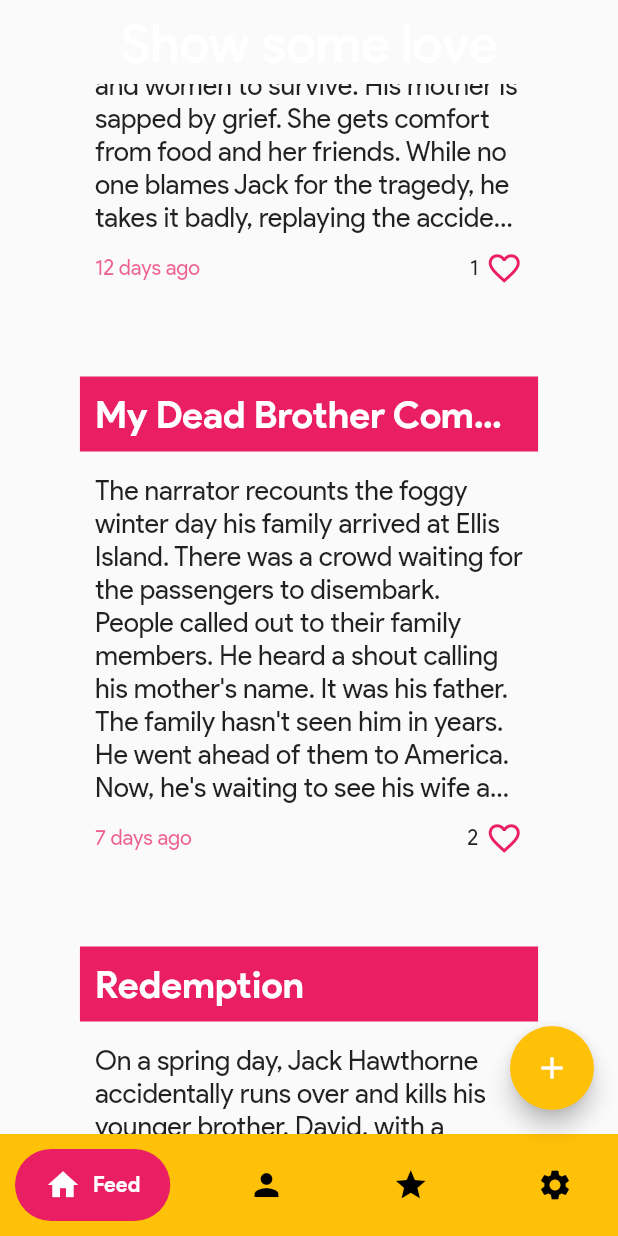
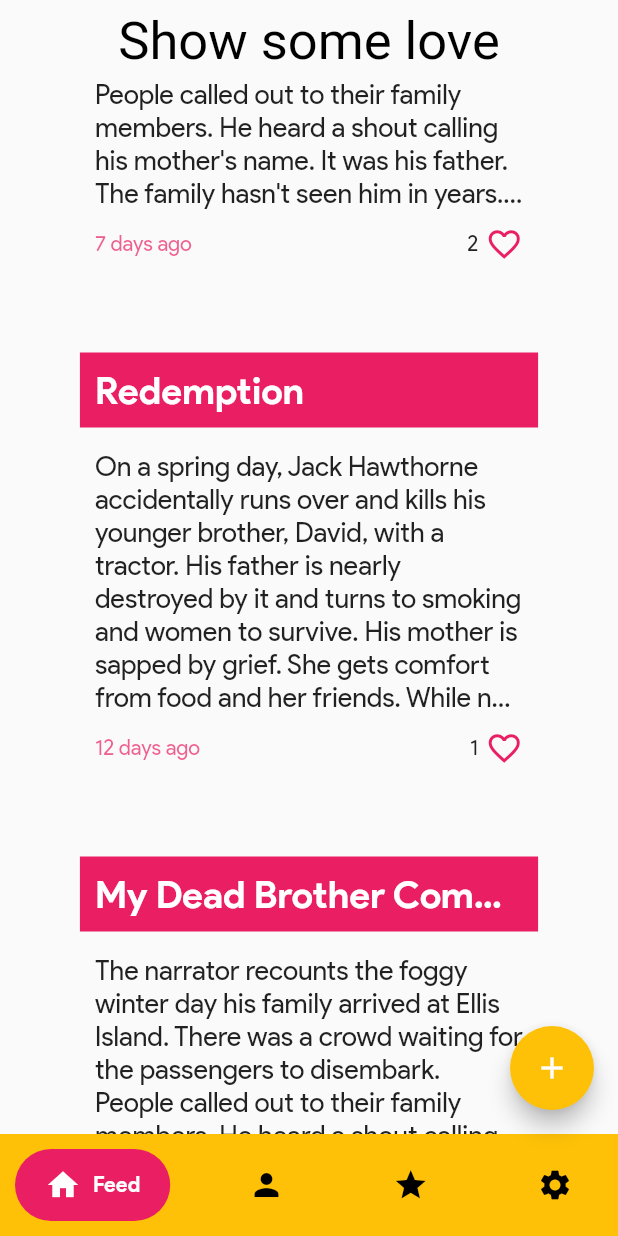
Before and after one commit to dramikei/happy_us-frontend, a Flutter app: the screen it shows after launch, scrolled down 2880 dp, after a tap on the "favorite outline" icon, on a phone screen of 412 x 824 dp. Run offline on Flutter 3.47's test engine with Material 2 defaults, Android fonts, the phone set to English and light mode, and no system bars; drawn by our look-alikes of google_nav_bar, overlay_support; our stand-ins replace argon_buttons_flutter, carousel_slider, dio, fluro, get, get_storage and 6 more; missing offline and left inert: dough, easy_container.

Commit message:
- fixed app bar theme - updated volunteers

```diff
--- a/lib/screens/feeds_page.dart
+++ b/lib/screens/feeds_page.dart
@@ -57,7 +57,7 @@ On a spring day, Jack Hawthorne accidentally runs over and kills his younger bro
             padding: const EdgeInsets.symmetric(vertical: 10),
             child: Text(
               "Show some love",
-              style: TextStyle(fontSize: 35),
+              style: Theme.of(context).appBarTheme.titleTextStyle,
               maxLines: 2,
             ),
           ),
--- a/lib/utils/constants.dart
+++ b/lib/utils/constants.dart
@@ -33,9 +33,16 @@ ThemeData _baseTheme(Brightness brightness) {
   );
 }
 
-final kLightTheme = _baseTheme(Brightness.light);
+final kLightTheme = _baseTheme(Brightness.light).copyWith(
+  appBarTheme: AppBarTheme(
+    titleTextStyle: TextStyle(color: Colors.black, fontSize: 35),
+  ),
+);
 final kDarkTheme = _baseTheme(Brightness.dark).copyWith(
   primaryColor: Color(0xFF17001F),
   scaffoldBackgroundColor: Color(0xFF17001F),
   canvasColor: Color(0xFF17001F),
+  appBarTheme: AppBarTheme(
+    titleTextStyle: TextStyle(color: Colors.white, fontSize: 35),
+  ),
 );
--- a/lib/widgets/post_card.dart
+++ b/lib/widgets/post_card.dart
@@ -134,7 +134,7 @@ class PostCard extends StatelessWidget {
       post.content,
       style: TextStyle(fontSize: 18),
       overflow: openedFromDialog ? null : TextOverflow.ellipsis,
-      maxLines: openedFromDialog ? null : 10,
+      maxLines: openedFromDialog ? null : 8,
     );
   }
 }
```
Also changed, not shown: lib/screens/volunteers_page.dart (+13 -27 lines).
